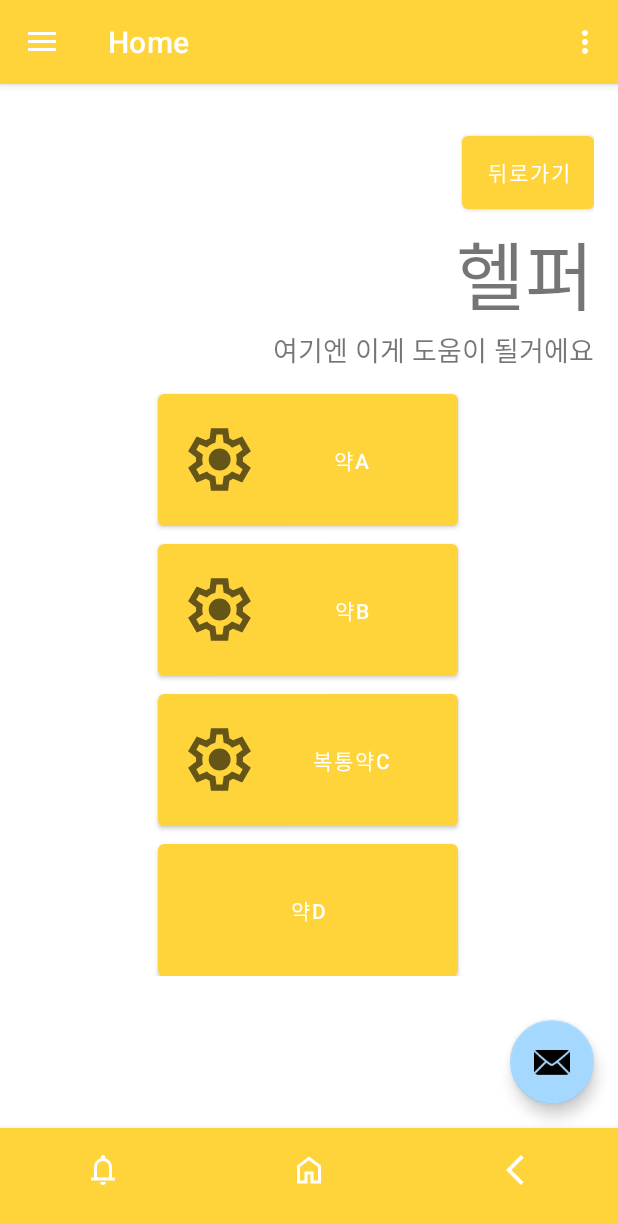
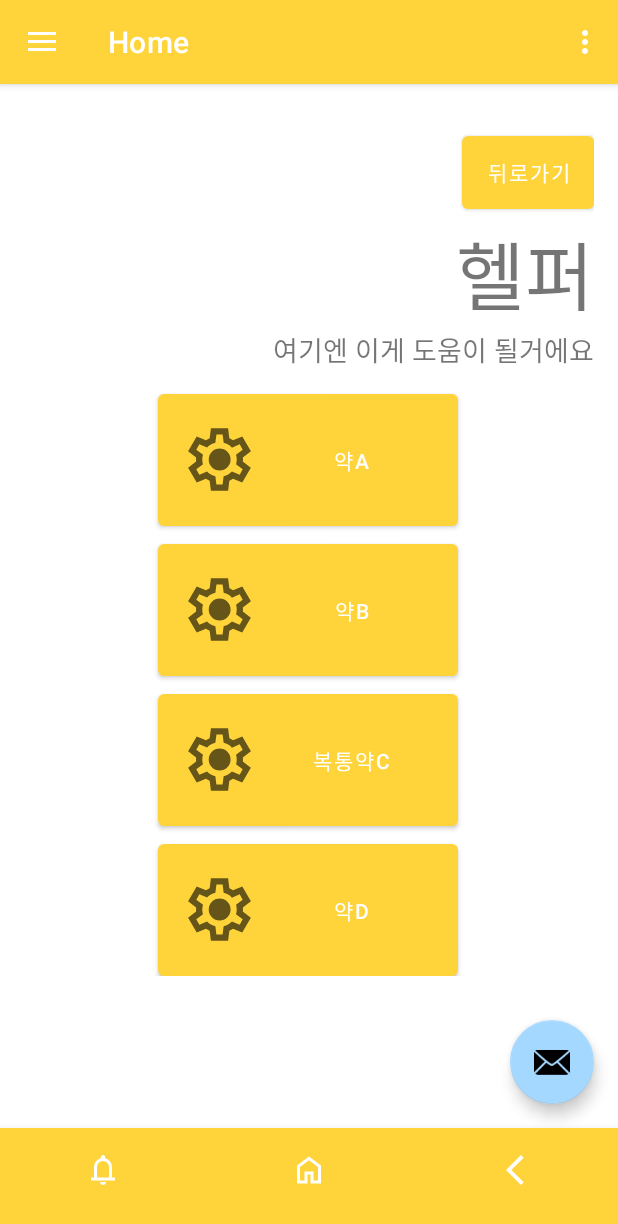
Before and after one commit to ParkDaeHee3/app_test_helper, an Android app: the screen it shows after launch (MainActivity), after a tap on "복통", on a phone screen of 412 x 824 dp. Shown: the top 1224 px of the screen. Run offline under Robolectric (Android 15) with nearby library versions, the phone set to English and light mode, and no system bars; our stand-ins replace navigation-ui; libraries missing offline, so code that uses them is left out: com.kakao.vectormap; 1 statement that could not run was skipped.

Commit message:
최신 버전 업데이트

```diff
--- a/app/src/main/res/layout/fragment_stomachache.xml
+++ b/app/src/main/res/layout/fragment_stomachache.xml
@@ -63,6 +63,7 @@
                     android:id="@+id/Sbutton4"
                     android:layout_width="200dp"
                     android:layout_height="100dp"
+                    android:drawableLeft="@drawable/medicinexml"
                     android:text="약D" />
 
                 <Button
```
